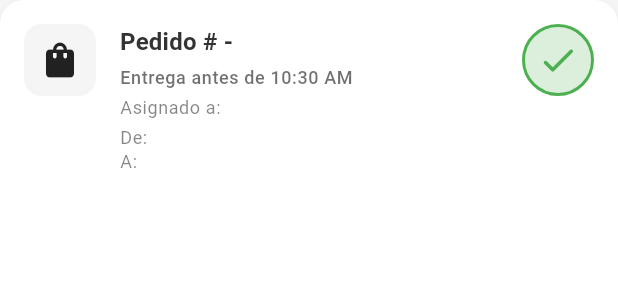
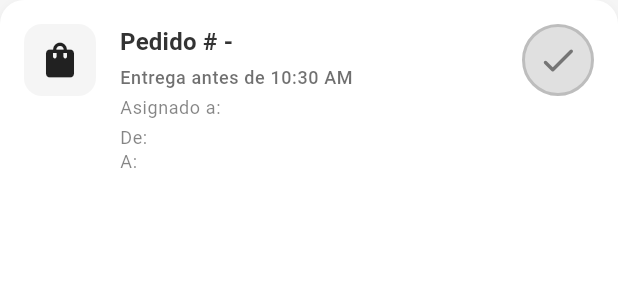
Before and after one commit to JuanFernandoBallesterosMaciasUIS/GreenGo-Logistics3, a Flutter app: the _DeliveryCard widget shown alone on an empty page, opened directly with empty values, on a phone screen of 412 x 824 dp. Shown: the top 300 px of the screen. Run offline on Flutter 3.47's test engine with Material 3 defaults, Android fonts, the phone set to English and light mode, and no system bars; Roboto replaces fonts that are missing (Manrope).

Commit message:
fix: Ajusta los íconos y colores en la tarjeta de entrega para mejorar la visibilidad

```diff
--- a/lib/screens/delivery_person_screen.dart
+++ b/lib/screens/delivery_person_screen.dart
@@ -219,7 +219,7 @@ class _DeliveryCard extends StatelessWidget {
                       : Colors.grey[800],
             ),
             child: Icon(
-              isCompleted ? Icons.task_alt_rounded : _getCategoryIcon(),
+              _getCategoryIcon(),
               color: isCompleted ? AppTheme.primary : theme.iconTheme.color,
               size: 28,
             ),
@@ -292,15 +292,15 @@ class _DeliveryCard extends StatelessWidget {
                 shape: BoxShape.circle,
                 color: isCompleted
                     ? AppTheme.primary
-                    : AppTheme.primary.withOpacity(0.2),
+                    : Colors.grey[300],
                 border: Border.all(
-                  color: AppTheme.primary,
+                  color: isCompleted ? AppTheme.primary : Colors.grey[400]!,
                   width: 2,
                 ),
               ),
               child: Icon(
                 Icons.check_rounded,
-                color: isCompleted ? Colors.white : AppTheme.primary,
+                color: isCompleted ? Colors.white : Colors.grey[600],
                 size: 28,
               ),
             ),
```
